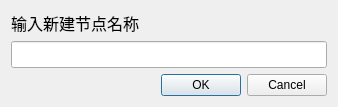
weilaidb/codetools, file codesets/cdialognewnode.ui: the form before one commit.
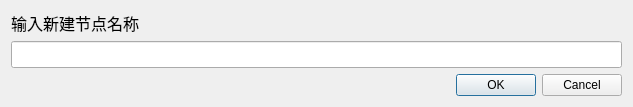
The form after the commit.

```diff
--- a/codesets/cdialognewnode.ui
+++ b/codesets/cdialognewnode.ui
@@ -6,7 +6,7 @@
    <rect>
     <x>0</x>
     <y>0</y>
-    <width>338</width>
+    <width>633</width>
     <height>99</height>
    </rect>
   </property>
```
